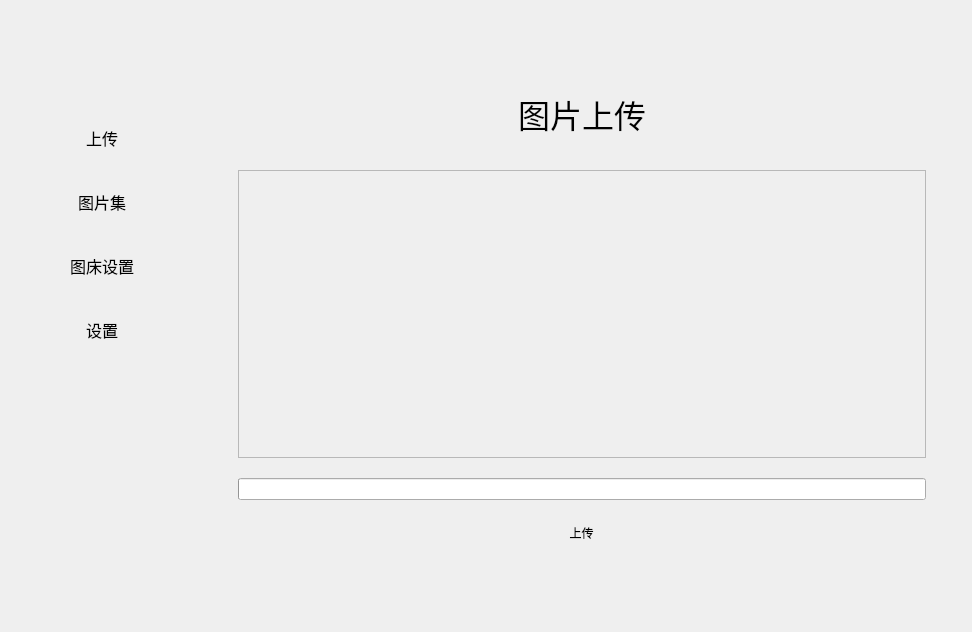
First picture: the form in src/mainwindow.ui, repository median-dxz/Lotos, before the edit.
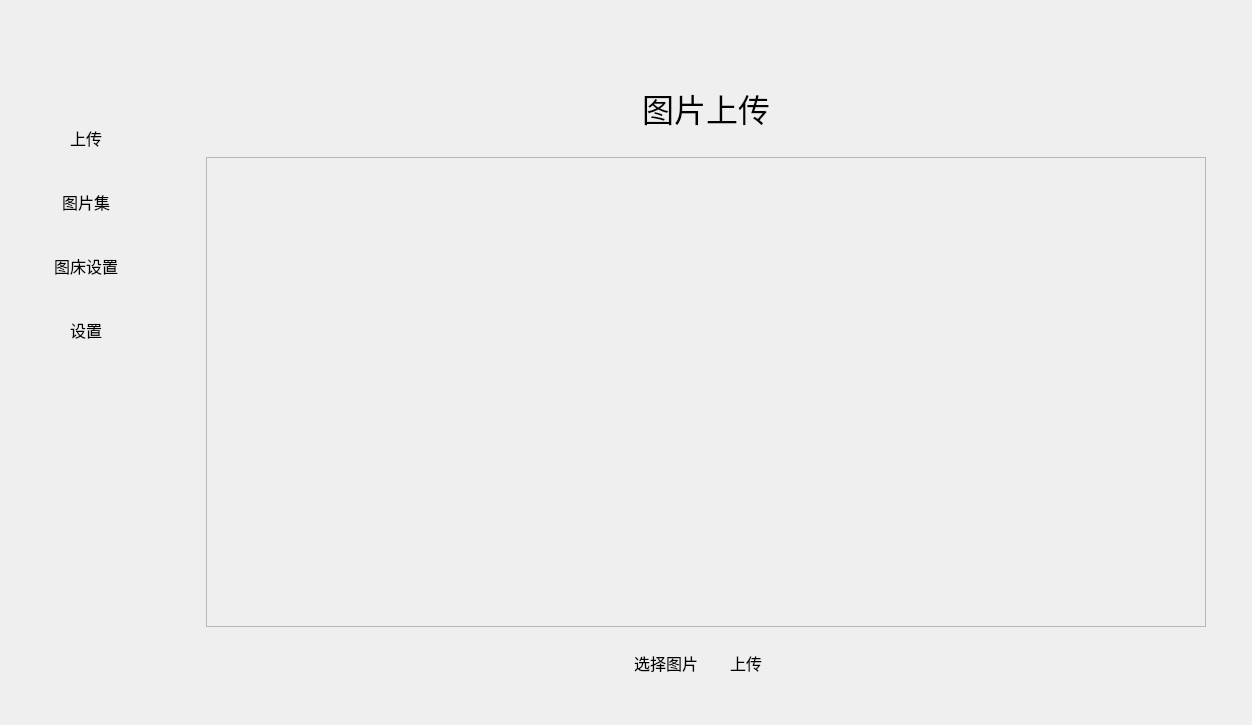
Second picture: the form after the edit. The open tabs and pages were chosen to show the change. Icons and pictures are not drawn. Custom widgets are drawn as their Qt base class.

```diff
--- a/src/mainwindow.ui
+++ b/src/mainwindow.ui
@@ -6,8 +6,8 @@
    <rect>
     <x>0</x>
     <y>0</y>
-    <width>972</width>
-    <height>632</height>
+    <width>1252</width>
+    <height>725</height>
    </rect>
   </property>
   <property name="windowTitle">
@@ -71,6 +71,12 @@
            <verstretch>0</verstretch>
           </sizepolicy>
          </property>
+         <property name="maximumSize">
+          <size>
+           <width>160</width>
+           <height>16777215</height>
+          </size>
+         </property>
          <property name="font">
           <font>
            <family>Microsoft YaHei UI</family>
@@ -272,7 +278,7 @@
             <verstretch>0</verstretch>
            </sizepolicy>
           </property>
-          <layout class="QGridLayout" name="gridLayout" rowstretch="2,8,1,1">
+          <layout class="QGridLayout" name="gridLayout" rowstretch="1,8,1">
            <property name="leftMargin">
             <number>40</number>
            </property>
@@ -283,7 +289,7 @@
             <number>40</number>
            </property>
            <property name="bottomMargin">
-            <number>80</number>
+            <number>40</number>
            </property>
            <property name="horizontalSpacing">
             <number>40</number>
@@ -291,8 +297,59 @@
            <property name="verticalSpacing">
             <number>20</number>
            </property>
-           <item row="3" column="0">
-            <layout class="QHBoxLayout" name="horizontalLayout_3">
+           <item row="1" column="0">
+            <widget class="QScrollArea" name="dragBox">
+             <property name="minimumSize">
+              <size>
+               <width>0</width>
+               <height>300</height>
+              </size>
+             </property>
+             <property name="verticalScrollBarPolicy">
+              <enum>Qt::ScrollBarAsNeeded</enum>
+             </property>
+             <property name="horizontalScrollBarPolicy">
+              <enum>Qt::ScrollBarAlwaysOff</enum>
+             </property>
+             <property name="widgetResizable">
+              <bool>true</bool>
+             </property>
+             <widget class="QWidget" name="dragBoxContents">
+              <property name="geometry">
+               <rect>
+                <x>0</x>
+                <y>0</y>
+                <width>998</width>
+                <height>447</height>
+               </rect>
+              </property>
+             </widget>
+            </widget>
+           </item>
+           <item row="0" column="0">
+            <widget class="QLabel" name="label">
+             <property name="font">
+              <font>
+               <family>Microsoft YaHei UI</family>
+               <pointsize>24</pointsize>
+              </font>
+             </property>
+             <property name="layoutDirection">
+              <enum>Qt::LeftToRight</enum>
+             </property>
+             <property name="text">
+              <string>图片上传</string>
+             </property>
+             <property name="textFormat">
+              <enum>Qt::PlainText</enum>
+             </property>
+             <property name="alignment">
+              <set>Qt::AlignCenter</set>
+             </property>
+            </widget>
+           </item>
+           <item row="2" column="0">
+            <layout class="QHBoxLayout" name="inputLayout">
              <property name="spacing">
               <number>0</number>
              </property>
@@ -308,7 +365,7 @@
                 <enum>Qt::Horizontal</enum>
                </property>
                <property name="sizeType">
-                <enum>QSizePolicy::Maximum</enum>
+                <enum>QSizePolicy::MinimumExpanding</enum>
                </property>
                <property name="sizeHint" stdset="0">
                 <size>
@@ -318,6 +375,38 @@
                </property>
               </spacer>
              </item>
+             <item>
+              <widget class="QPushButton" name="selectFilesButton">
+               <property name="maximumSize">
+                <size>
+                 <width>16777215</width>
+                 <height>16777215</height>
+                </size>
+               </property>
+               <property name="font">
+                <font>
+                 <family>Microsoft YaHei</family>
+                 <pointsize>12</pointsize>
+                </font>
+               </property>
+               <property name="text">
+                <string>选择图片</string>
+               </property>
+               <property name="icon">
+                <iconset resource="../resources.qrc">
+                 <normaloff>:/res/icons/addimg.png</normaloff>:/res/icons/addimg.png</iconset>
+               </property>
+               <property name="iconSize">
+                <size>
+                 <width>24</width>
+                 <height>24</height>
+                </size>
+               </property>
+               <property name="flat">
+                <bool>true</bool>
+               </property>
+              </widget>
+             </item>
              <item>
               <widget class="QPushButton" name="uploadButton">
                <property name="sizePolicy">
@@ -328,16 +417,32 @@
                </property>
                <property name="maximumSize">
                 <size>
-                 <width>159</width>
+                 <width>16777215</width>
                  <height>16777215</height>
                 </size>
                </property>
+               <property name="font">
+                <font>
+                 <family>Microsoft YaHei</family>
+                 <pointsize>12</pointsize>
+                </font>
+               </property>
                <property name="styleSheet">
                 <string notr="true"/>
                </property>
                <property name="text">
                 <string>上传</string>
                </property>
+               <property name="icon">
+                <iconset resource="../resources.qrc">
+                 <normaloff>:/res/icons/upload.png</normaloff>:/res/icons/upload.png</iconset>
+               </property>
+               <property name="iconSize">
+                <size>
+                 <width>24</width>
+                 <height>24</height>
+                </size>
+               </property>
                <property name="flat">
                 <bool>true</bool>
                </property>
@@ -349,7 +454,7 @@
                 <enum>Qt::Horizontal</enum>
                </property>
                <property name="sizeType">
-                <enum>QSizePolicy::Maximum</enum>
+                <enum>QSizePolicy::MinimumExpanding</enum>
                </property>
                <property name="sizeHint" stdset="0">
                 <size>
@@ -361,71 +466,58 @@
              </item>
             </layout>
            </item>
-           <item row="2" column="0">
-            <widget class="QProgressBar" name="uploadProgress">
-             <property name="sizePolicy">
-              <sizepolicy hsizetype="Expanding" vsizetype="Fixed">
-               <horstretch>0</horstretch>
-               <verstretch>0</verstretch>
-              </sizepolicy>
-             </property>
-             <property name="value">
-              <number>0</number>
-             </property>
-             <property name="textVisible">
-              <bool>false</bool>
-             </property>
-             <property name="orientation">
-              <enum>Qt::Horizontal</enum>
-             </property>
-             <property name="textDirection">
-              <enum>QProgressBar::TopToBottom</enum>
-             </property>
-             <property name="format">
-              <string>%p%</string>
-             </property>
-            </widget>
-           </item>
+          </layout>
+         </widget>
+         <widget class="QWidget" name="galleryPage">
+          <layout class="QGridLayout" name="gridLayout_5" rowstretch="1,1">
            <item row="0" column="0">
-            <widget class="QLabel" name="label">
-             <property name="font">
-              <font>
-               <family>Microsoft YaHei UI</family>
-               <pointsize>24</pointsize>
-              </font>
+            <widget class="QWidget" name="widget" native="true">
+             <property name="maximumSize">
+              <size>
+               <width>16777215</width>
+               <height>64</height>
+              </size>
              </property>
-             <property name="layoutDirection">
-              <enum>Qt::LeftToRight</enum>
-             </property>
-             <property name="text">
-              <string>图片上传</string>
-             </property>
-             <property name="textFormat">
-              <enum>Qt::PlainText</enum>
-             </property>
-             <property name="alignment">
-              <set>Qt::AlignCenter</set>
-             </property>
+             <widget class="QPushButton" name="tb1">
+              <property name="geometry">
+               <rect>
+                <x>70</x>
+                <y>30</y>
+                <width>75</width>
+                <height>23</height>
+               </rect>
+              </property>
+              <property name="text">
+               <string>PushButton</string>
+              </property>
+             </widget>
+             <widget class="QPushButton" name="tb2">
+              <property name="geometry">
+               <rect>
+                <x>340</x>
+                <y>40</y>
+                <width>75</width>
+                <height>23</height>
+               </rect>
+              </property>
+              <property name="text">
+               <string>PushButton</string>
+              </property>
+             </widget>
             </widget>
            </item>
            <item row="1" column="0">
-            <widget class="QScrollArea" name="dragBox">
-             <property name="verticalScrollBarPolicy">
-              <enum>Qt::ScrollBarAsNeeded</enum>
-             </property>
-             <property name="horizontalScrollBarPolicy">
-              <enum>Qt::ScrollBarAlwaysOff</enum>
-             </property>
+            <widget class="QScrollArea" name="scrollArea">
              <property name="widgetResizable">
               <bool>true</bool>
              </property>
-             <widget class="QWidget" name="dragBoxContents">
+             <widget class="QWidget" name="scrollAreaWidgetContents">
               <property name="geometry">
                <rect>
                 <x>0</x>
                 <y>0</y>
-                <width>686</width>
-                <height>280</height>
+                <width>63</width>
+                <height>16</height>
                </rect>
               </property>
              </widget>
```
Left out of the diff: 90 changed lines with no effect on the pictures.
